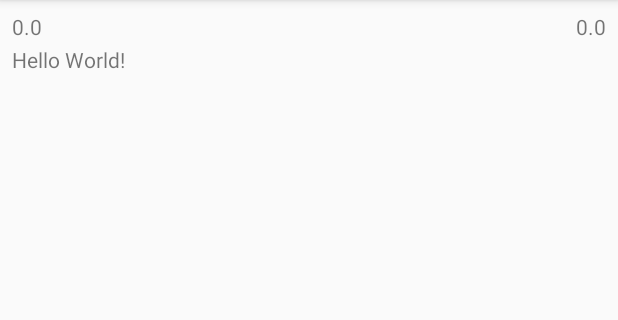
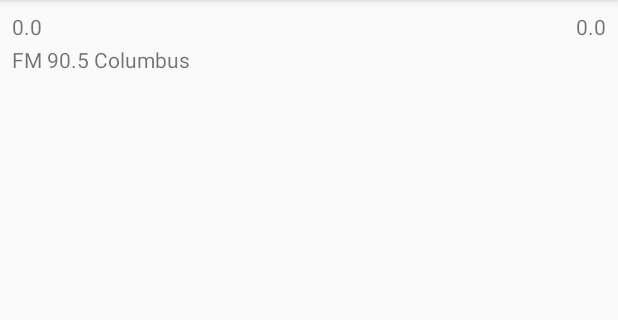
Before and after one commit to hite77/Nprlocator, an Android app: the screen it shows after launch (MainActivity), on a phone screen of 412 x 824 dp, the part 84-404 px from its top. Run offline under Robolectric (Android 15) with nearby library versions, the phone set to English and light mode, and no system bars.

Commit message:
Added notification, and nearest station.

```diff
--- a/app/src/main/java/com/hiteware/npr_locator/MainActivity.java
+++ b/app/src/main/java/com/hiteware/npr_locator/MainActivity.java
@@ -1,6 +1,10 @@
 package com.hiteware.npr_locator;
 
+import android.app.Notification;
+import android.app.NotificationManager;
+import android.content.Context;
 import android.os.Bundle;
+import android.support.v4.app.NotificationCompat;
 import android.support.v7.app.AppCompatActivity;
 import android.widget.TextView;
 
@@ -9,6 +13,8 @@ public class MainActivity extends AppCompatActivity {
     private GPSTracker gps;
     private TextView mLatitudeText;
     private TextView mLongitudeText;
+    private TextView nearestStation;
+    private NprLocation nprLocation = new NprLocation();
 
     @Override
     protected void onCreate(Bundle savedInstanceState) {
@@ -17,6 +23,7 @@ public class MainActivity extends AppCompatActivity {
         gps = new GPSTracker(MainActivity.this);
         mLatitudeText = (TextView) findViewById(R.id.mLatitudeText);
         mLongitudeText = (TextView) findViewById(R.id.mLongitudeText);
+        nearestStation = (TextView) findViewById(R.id.Nearest_Station);
         // check if GPS enabled
         if(gps.canGetLocation()) {
             update();
@@ -26,5 +33,24 @@ public class MainActivity extends AppCompatActivity {
     public void update() {
         mLatitudeText.setText(String.valueOf(gps.getLatitude()));
         mLongitudeText.setText(String.valueOf(gps.getLongitude()));
+        nearestStation.setText(nprLocation.getClosest(gps.getLatitude(),gps.getLongitude()));
+        NotifyOnPhoneAndWearable();
+    }
+
+    private void NotifyOnPhoneAndWearable()
+    {
+        int notificationId = 1;
+
+        NotificationCompat.Builder notificationBuilder =
+                new NotificationCompat.Builder(getApplicationContext())
+                        .setSmallIcon(R.mipmap.ic_launcher)
+//                        .setVibrate(new long[]{1000, 1000, 1000, 1000, 1000, 1000})
+                        .setContentTitle("NprLocation")
+                        .setContentText(nearestStation.getText())
+                        .setDefaults(Notification.DEFAULT_ALL);
+
+        NotificationManager notificationManager = (NotificationManager) getApplication().getSystemService(Context.NOTIFICATION_SERVICE);
+
+        notificationManager.notify(notificationId, notificationBuilder.build());
     }
 }
--- a/app/src/main/java/com/hiteware/npr_locator/NprLocation.java
+++ b/app/src/main/java/com/hiteware/npr_locator/NprLocation.java
@@ -32,6 +32,12 @@ public class NprLocation {
         latitude = Math.toRadians(latitude);
         longitude = Math.toRadians(longitude);
 
+        // each degree on a great circle of Earth is 60 nautical miles
+        // 60 nautical miles = 69.0468 miles
+
+        //double distance1 = 60 * angle1;
+        //double distance = 69.0468 * angle1; miles
+
         return Math.toDegrees(
                 Math.acos(Math.sin(latitude)*
                 Math.sin(Math.toRadians(stationInfo.getLatitude()))
--- a/app/src/main/res/layout/activity_main.xml
+++ b/app/src/main/res/layout/activity_main.xml
@@ -20,11 +20,13 @@
     <TextView
         android:layout_width="wrap_content"
         android:layout_height="wrap_content"
-        android:text="Hello World!"
         android:layout_alignParentTop="true"
         android:layout_alignParentLeft="true"
         android:layout_alignParentStart="true"
-        android:layout_marginTop="22dp" />
+        android:layout_marginTop="22dp"
+        android:layout_alignParentRight="true"
+        android:layout_alignParentEnd="true"
+        android:id="@+id/Nearest_Station" />
 
     <TextView
         android:text="TextView"
```
